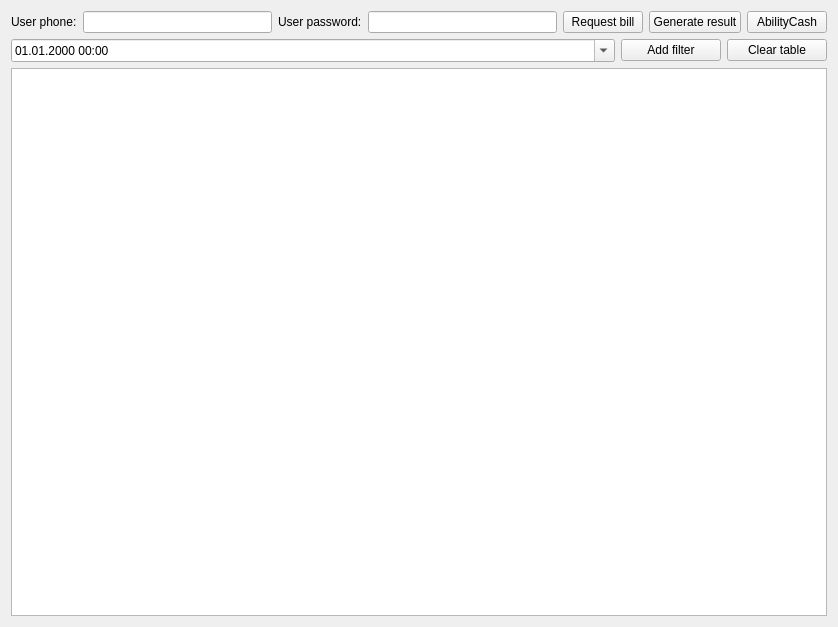
The window that src/mainwindow.ui (p166/BillDownloader) describes before a commit, drawn with Qt 5.
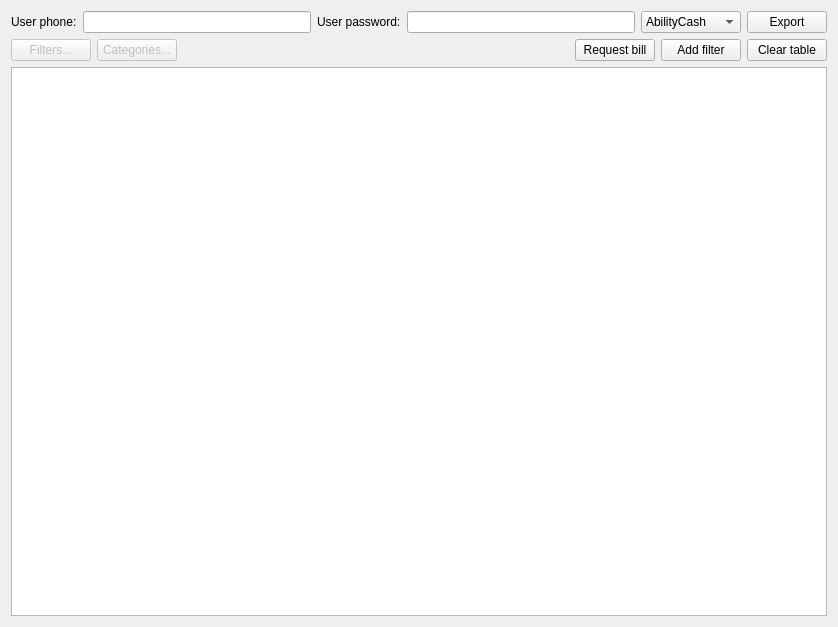
The same window after the commit.

Diff of the .ui file:
```diff
--- a/src/mainwindow.ui
+++ b/src/mainwindow.ui
@@ -49,17 +49,23 @@
        </widget>
       </item>
       <item>
-       <widget class="QPushButton" name="btRequest">
-        <property name="text">
-         <string>Request bill</string>
+       <widget class="QComboBox" name="cbFormat">
+        <property name="minimumSize">
+         <size>
+          <width>100</width>
+          <height>0</height>
+         </size>
         </property>
-       </widget>
-      </item>
-      <item>
-       <widget class="QPushButton" name="btResult">
-        <property name="text">
-         <string>Generate result</string>
-        </property>
+        <item>
+         <property name="text">
+          <string>AbilityCash</string>
+         </property>
+        </item>
+        <item>
+         <property name="text">
+          <string>CSV</string>
+         </property>
+        </item>
        </widget>
       </item>
       <item>
@@ -68,7 +74,7 @@
          <bool>true</bool>
         </property>
         <property name="text">
-         <string>AbilityCash</string>
+         <string>Export</string>
         </property>
        </widget>
       </item>
@@ -77,12 +83,42 @@
     <item row="1" column="0">
      <layout class="QHBoxLayout" name="horizontalLayout_2">
       <item>
-       <widget class="QDateTimeEdit" name="dateTimeEdit">
-        <property name="displayFormat">
-         <string>dd.MM.yyyy hh:mm</string>
+       <widget class="QPushButton" name="btShowFilters">
+        <property name="enabled">
+         <bool>false</bool>
         </property>
-        <property name="calendarPopup">
-         <bool>true</bool>
+        <property name="text">
+         <string>Filters...</string>
+        </property>
+       </widget>
+      </item>
+      <item>
+       <widget class="QPushButton" name="btShowCategories">
+        <property name="enabled">
+         <bool>false</bool>
+        </property>
+        <property name="text">
+         <string>Categories...</string>
+        </property>
+       </widget>
+      </item>
+      <item>
+       <spacer name="horizontalSpacer">
+        <property name="orientation">
+         <enum>Qt::Horizontal</enum>
+        </property>
+        <property name="sizeHint" stdset="0">
+         <size>
+          <width>40</width>
+          <height>20</height>
+         </size>
+        </property>
+       </spacer>
+      </item>
+      <item>
+       <widget class="QPushButton" name="btRequest">
+        <property name="text">
+         <string>Request bill</string>
         </property>
        </widget>
       </item>
```
